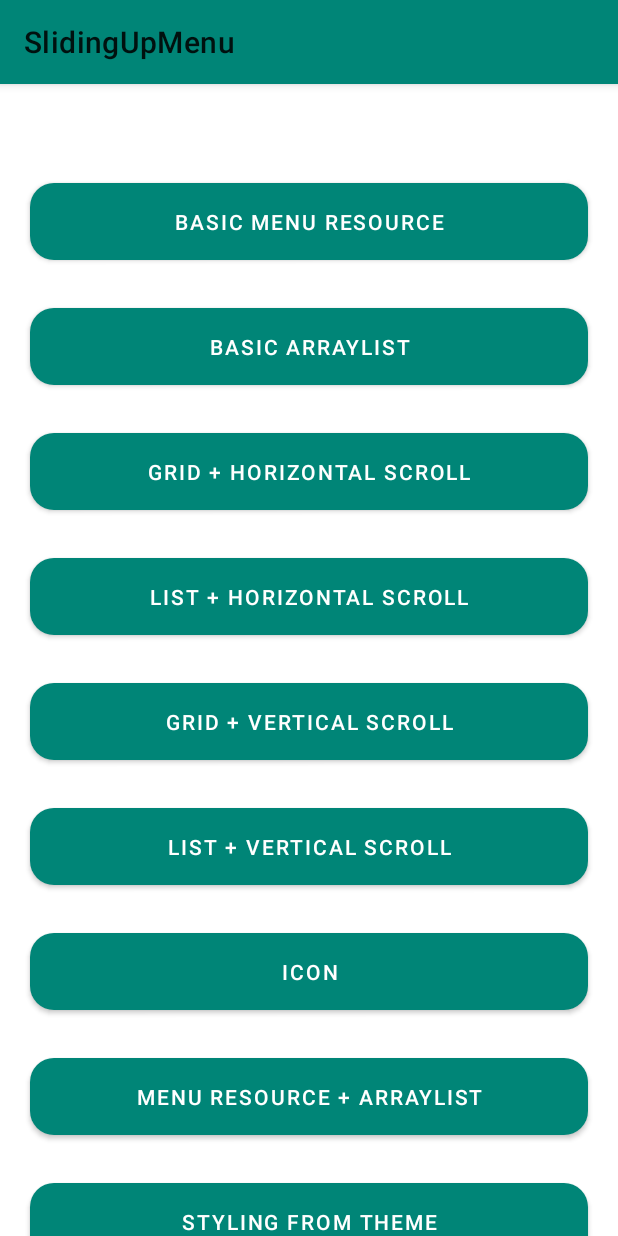
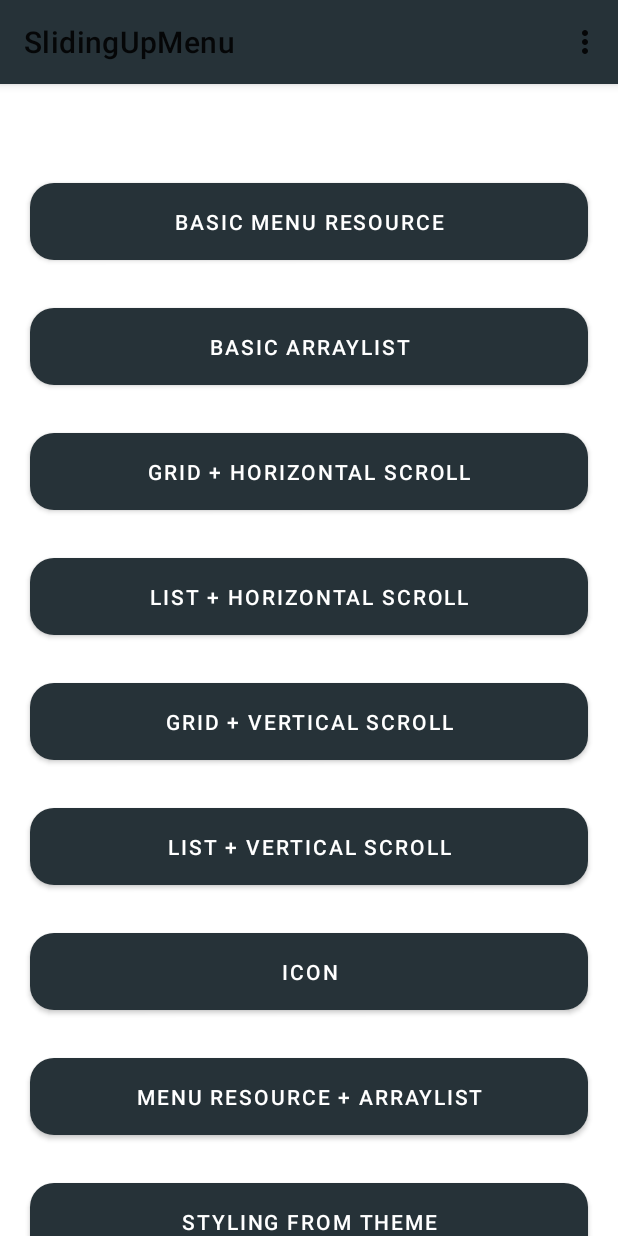
Before and after one commit to rasheedsulayman/SlidingUpMenu, an Android app: the screen it shows after launch (MainActivity), on a phone screen of 412 x 824 dp. Run offline under Robolectric (Android 15) with nearby library versions, the phone set to English and light mode, and no system bars; our stand-ins replace Timber; Roboto replaces fonts that are not available here; 1 statement that could not run was skipped.

Commit message:
Implement multiple themes for sample activity.

```diff
--- a/library/src/main/java/com/r4sh33d/slidingupmenu/SlidingUpMenu.kt
+++ b/library/src/main/java/com/r4sh33d/slidingupmenu/SlidingUpMenu.kt
@@ -54,9 +54,7 @@ class SlidingUpMenu(
     internal var scrollDirection = ScrollDirection.HORIZONTAL
     internal var menuModelSelectedListener: MenuModelSelectedListener? = null
     internal var dismissMenuOnItemSelected: Boolean = true
-
-    var titleTextFont: Typeface? = null
-        internal set
+    private var titleTextFont: Typeface? = null
     var bodyTextFont: Typeface? = null
         internal set
     private var cornerRadius: Float? = null
@@ -195,7 +193,7 @@ class SlidingUpMenu(
         }
     }
 
-    fun logMessage(message: String) {
+    private fun logMessage(message: String) {
         Log.d("SlidingUpMenu", message)
     }
 }
--- a/sample/src/main/AndroidManifest.xml
+++ b/sample/src/main/AndroidManifest.xml
@@ -10,9 +10,9 @@
         android:label="@string/app_name"
         android:roundIcon="@mipmap/ic_launcher_round"
         android:supportsRtl="true"
-        android:theme="@style/AppTheme"
+        android:theme="@style/AppThemeLight"
         tools:ignore="AllowBackup,GoogleAppIndexingWarning">
-        <activity android:name=".slidingupmenu.CustomThemeActivity"></activity>
+        <activity android:name=".slidingupmenu.ResourceThemedActivity" />
         <activity android:name=".slidingupmenu.MainActivity">
             <intent-filter>
                 <action android:name="android.intent.action.MAIN" />
--- a/sample/src/main/java/com/r4sh33d/slidingupmenu/MainActivity.kt
+++ b/sample/src/main/java/com/r4sh33d/slidingupmenu/MainActivity.kt
@@ -15,20 +15,24 @@
  */
 package com.r4sh33d.slidingupmenu
 
+import android.content.Context
+import android.content.Intent
+import android.content.SharedPreferences
 import android.os.Bundle
-import android.widget.Toast
+import android.view.Menu
+import android.view.MenuItem
 import androidx.annotation.DrawableRes
+import androidx.annotation.StyleRes
 import androidx.appcompat.app.AppCompatActivity
 import androidx.core.content.ContextCompat
+import androidx.core.content.edit
 import com.r4sh33d.R
 import com.r4sh33d.slidingupmenu.utils.MenuModel
-import com.r4sh33d.slidingupmenu.utils.MenuType
-import com.r4sh33d.slidingupmenu.utils.ScrollDirection
 import kotlinx.android.synthetic.main.activity_main.*
 
 class MainActivity : AppCompatActivity() {
 
-    val menuItems = listOf(
+    private val menuItems = listOf(
         MenuModel(1, "Model 1", getDrawableAsset(R.drawable.avast)),
         MenuModel(2, "Model 2", getDrawableAsset(R.drawable.zune)),
         MenuModel(3, "Model 3", getDrawableAsset(R.drawable.zune)),
@@ -39,42 +43,78 @@ class MainActivity : AppCompatActivity() {
         MenuModel(8, "Model 8", getDrawableAsset(R.drawable.google_docs))
     )
 
+    private lateinit var sharedPreference: SharedPreferences
+
     override fun onCreate(savedInstanceState: Bundle?) {
         super.onCreate(savedInstanceState)
+        sharedPreference = getPreferences(Context.MODE_PRIVATE)
+        setTheme(getActivityTheme())
         setContentView(R.layout.activity_main)
         setUpSample()
+    }
 
-        button.setOnClickListener {
-            SlidingUpMenu(this, R.menu.sample_menu, menuItems).show {
-                icon(R.drawable.zune)
-                titleText(titleText = "A gentle menu")
-                dismissOnMenuItemSelected(true)
-                scrollDirection(ScrollDirection.HORIZONTAL)
-                menuType(MenuType.GRID)
-                menuModelSelected { _, menuModel, position ->
-                    Toast.makeText(
-                        this@MainActivity,
-                        "Item selected ${menuModel.title} at position: $position",
-                        Toast.LENGTH_SHORT
-                    ).show()
-                }
-            }
+    override fun onCreateOptionsMenu(menu: Menu?): Boolean {
+        menuInflater.inflate(R.menu.menu_activity_main, menu)
+        return super.onCreateOptionsMenu(menu)
+    }
+
+    override fun onOptionsItemSelected(item: MenuItem): Boolean {
+        val theme = when (item.itemId) {
+            R.id.dark_theme -> DARK_THEME
+            R.id.custom_style_theme -> CUSTOM_RESOURCE_THEME
+            else -> LIGHT_THEME
         }
+        sharedPreference.edit(true) {
+            putString(KEY_THEME, theme)
+        }
+        recreate()
+        return true
     }
 
     private fun setUpSample() {
-        basic_menu_resource.setOnClickListener {  }
-        basic_array_list.setOnClickListener {  }
-        grid_horizontal.setOnClickListener {  }
-        list_horizontal.setOnClickListener {  }
-        grid_vertical.setOnClickListener {  }
-        list_vertical.setOnClickListener {  }
-        basic_icon.setOnClickListener {  }
-        menu_resource_dynamic_list.setOnClickListener {  }
-        custom_styling.setOnClickListener {  }
+
+        basic_menu_resource.setOnClickListener {
+
+        }
+
+        basic_array_list.setOnClickListener {
+
+        }
+
+        grid_horizontal.setOnClickListener {
+
+        }
+
+        list_horizontal.setOnClickListener {
+
+        }
+
+        grid_vertical.setOnClickListener {
+
+        }
+
+        list_vertical.setOnClickListener { }
+        basic_icon.setOnClickListener { }
+        menu_resource_dynamic_list.setOnClickListener { }
+        custom_styling.setOnClickListener { }
     }
-
 
     private fun getDrawableAsset(@DrawableRes drawableRes: Int) =
         ContextCompat.getDrawable(this, drawableRes)
+
+    @StyleRes
+    private fun getActivityTheme(): Int =
+        when (sharedPreference.getString(KEY_THEME, LIGHT_THEME)) {
+            DARK_THEME -> R.style.AppThemeDark
+            LIGHT_THEME -> R.style.AppThemeLight
+            CUSTOM_RESOURCE_THEME -> R.style.AppThemeLight_CustomResource
+            else -> R.style.AppThemeLight
+        }
+
+    companion object {
+        private const val KEY_THEME = "theme_key"
+        private const val DARK_THEME = "dark_theme"
+        private const val LIGHT_THEME = "light_theme"
+        private const val CUSTOM_RESOURCE_THEME = "custom_resource_theme"
+    }
 }
--- /dev/null
+++ b/sample/src/main/res/menu/menu_activity_main.xml
@@ -0,0 +1,97 @@
+<?xml version="1.0" encoding="utf-8"?>
+<menu xmlns:android="http://schemas.android.com/apk/res/android"
+    xmlns:app="http://schemas.android.com/apk/res-auto">
+
+    <item
+        android:id="@+id/menu_one"
+        android:title="Menu 1"
+        android:icon="@drawable/flight_track"
+        app:showAsAction="never" />
+    <item
+        android:icon="@drawable/avast"
+        android:id="@+id/menu_two"
+        android:title="Menu 2"
+        app:showAsAction="never" />
+
+    <item
+        android:icon="@drawable/zune"
+        android:id="@+id/menu_three"
+        android:title="Menu 3"
+        app:showAsAction="never" />
+
+    <item
+        android:icon="@drawable/hotspot"
+        android:id="@+id/menu_four"
+        android:title="Menu 5"
+        app:showAsAction="never" />
+
+    <item
+        android:icon="@drawable/radar"
+        android:title="Menu 6"
+        android:id="@+id/menu_five"
+        app:showAsAction="never" />
+
+    <item
+        android:icon="@drawable/starbucks"
+        android:title="Menu 7"
+        android:id="@+id/menu_six"
+        app:showAsAction="never" />
+
+    <item
+        android:icon="@drawable/google_docs"
+        android:title="Menu 8"
+        android:id="@+id/menu_eight"
+        app:showAsAction="never" />
+
+    <item
+        android:icon="@drawable/linux"
+        android:title="Menu 9"
+        android:id="@+id/menu_nine"
+        app:showAsAction="never" />
+
+    <item
+        android:icon="@drawable/origin"
+        android:title="Menu 10"
+        android:id="@+id/menu_ten"
+        app:showAsAction="never" />
+
+    <item
+        android:icon="@drawable/radar"
+        android:title="Menu 11"
+        android:id="@+id/menu_eleven"
+        app:showAsAction="never" />
+
+    <item
+        android:icon="@drawable/shazam"
+        android:title="Menu 12"
+        android:id="@+id/menu_twelve"
+        app:showAsAction="never" />
+
+    <item
+        android:icon="@drawable/starbucks"
+        android:title="Menu 13"
+        android:id="@+id/menu_thirteen"
+        app:showAsAction="never" />
+
+    <item
+        android:icon="@drawable/radar"
+        android:title="Menu 14"
+        android:id="@+id/menu_fourteen"
+        app:showAsAction="never" />
+    <item
+        android:icon="@drawable/avast"
+        android:title="Menu 15"
+        android:id="@+id/menu_fifteen"
+        app:showAsAction="never" />
+    <item
+        android:icon="@drawable/hotspot"
+        android:title="Menu 16"
+        android:id="@+id/menu_sixteen"
+        app:showAsAction="never" />
+
+    <item
+        android:icon="@drawable/zune"
+        android:title="Menu 17"
+        android:id="@+id/menu_seventeen"
+        app:showAsAction="never" />
+</menu>
--- a/sample/src/main/res/menu/sample_menu.xml
+++ b/sample/src/main/res/menu/sample_menu.xml
@@ -3,95 +3,18 @@
     xmlns:app="http://schemas.android.com/apk/res-auto">
 
     <item
-        android:id="@+id/menu_one"
-        android:title="Menu 1"
-        android:icon="@drawable/flight_track"
-        app:showAsAction="never" />
-    <item
-        android:icon="@drawable/avast"
-        android:id="@+id/menu_two"
-        android:title="Menu 2"
+        android:id="@+id/light_theme"
+        android:title="Light Theme"
         app:showAsAction="never" />
 
     <item
-        android:icon="@drawable/zune"
-        android:id="@+id/menu_three"
-        android:title="Menu 3"
+        android:id="@+id/dark_theme"
+        android:title="Dark Theme"
         app:showAsAction="never" />
 
     <item
-        android:icon="@drawable/hotspot"
-        android:id="@+id/menu_four"
-        android:title="Menu 5"
+        android:id="@+id/custom_style_theme"
+        android:title="Custom Resource"
         app:showAsAction="never" />
 
-    <item
-        android:icon="@drawable/radar"
-        android:title="Menu 6"
-        android:id="@+id/menu_five"
-        app:showAsAction="never" />
-
-    <item
-        android:icon="@drawable/starbucks"
-        android:title="Menu 7"
-        android:id="@+id/menu_six"
-        app:showAsAction="never" />
-
-    <item
-        android:icon="@drawable/google_docs"
-        android:title="Menu 8"
-        android:id="@+id/menu_eight"
-        app:showAsAction="never" />
-
-    <item
-        android:icon="@drawable/linux"
-        android:title="Menu 9"
-        android:id="@+id/menu_nine"
-        app:showAsAction="never" />
-
-    <item
-        android:icon="@drawable/origin"
-        android:title="Menu 10"
-        android:id="@+id/menu_ten"
-        app:showAsAction="never" />
-
-    <item
-        android:icon="@drawable/radar"
-        android:title="Menu 11"
-        android:id="@+id/menu_eleven"
-        app:showAsAction="never" />
-
-    <item
-        android:icon="@drawable/shazam"
-        android:title="Menu 12"
-        android:id="@+id/menu_twelve"
-        app:showAsAction="never" />
-
-    <item
-        android:icon="@drawable/starbucks"
-        android:title="Menu 13"
-        android:id="@+id/menu_thirteen"
-        app:showAsAction="never" />
-
-    <item
-        android:icon="@drawable/radar"
-        android:title="Menu 14"
-        android:id="@+id/menu_fourteen"
-        app:showAsAction="never" />
-    <item
-        android:icon="@drawable/avast"
-        android:title="Menu 15"
-        android:id="@+id/menu_fifteen"
-        app:showAsAction="never" />
-    <item
-        android:icon="@drawable/hotspot"
-        android:title="Menu 16"
-        android:id="@+id/menu_sixteen"
-        app:showAsAction="never" />
-
-    <item
-        android:icon="@drawable/zune"
-        android:title="Menu 17"
-        android:id="@+id/menu_seventeen"
-        app:showAsAction="never" />
 </menu>
--- a/sample/src/main/res/values/colors.xml
+++ b/sample/src/main/res/values/colors.xml
@@ -1,6 +1,6 @@
 <?xml version="1.0" encoding="utf-8"?>
 <resources>
-    <color name="colorPrimary">#008577</color>
-    <color name="colorPrimaryDark">#00574B</color>
-    <color name="colorAccent">#D81B60</color>
+    <color name="colorPrimary">#FF263238</color>
+    <color name="colorPrimaryDark">#232C31</color>
+    <color name="colorAccent">#D32F2F</color>
 </resources>
--- a/sample/src/main/res/values/styles.xml
+++ b/sample/src/main/res/values/styles.xml
@@ -1,20 +1,25 @@
 <resources>
 
-    <!-- Base application theme. -->
-    <style name="AppTheme" parent="Theme.MaterialComponents.Light">
-        <!-- Customize your theme here. -->
+    <style name="AppThemeLight" parent="Theme.MaterialComponents.Light">
         <item name="colorPrimary">@color/colorPrimary</item>
         <item name="colorPrimaryDark">@color/colorPrimaryDark</item>
         <item name="colorAccent">@color/colorAccent</item>
+    </style>
 
+    <style name="AppThemeDark" parent="Theme.MaterialComponents">
+        <item name="colorPrimary">@color/colorPrimary</item>
+        <item name="colorPrimaryDark">@color/colorPrimaryDark</item>
+        <item name="colorAccent">@color/colorAccent</item>
+    </style>
+
+    <style name="AppThemeLight.CustomResource">
         <item name="sm_corner_radius">32dp</item>
-
         <item name="sm_title_text_font">@font/fugaz_one</item>
         <item name="sm_body_text_font">@font/maven_pro</item>
         <item name="sm_background_color">#223728</item>
         <item name="sm_body_text_color">@android:color/holo_orange_light</item>
         <item name="sm_title_text_color">@color/colorAccent</item>
-        <item name="sm_ripple_color">@android:color/black</item>
+        <item name="sm_ripple_color">#6333B5E5</item>
     </style>
 
     <style name="AppTheme.Button" parent="Widget.MaterialComponents.Button.Icon">
```
Also changed, not shown: sample/src/main/java/com/r4sh33d/slidingupmenu/CustomThemeActivity.kt (deleted, +0 -12 lines), sample/src/main/res/layout/activity_custom_theme.xml (deleted, +0 -9 lines), sample/src/main/res/values-large/dimens.xml (deleted, +0 -8 lines), sample/src/main/res/values/dimens.xml (deleted, +0 -8 lines).
